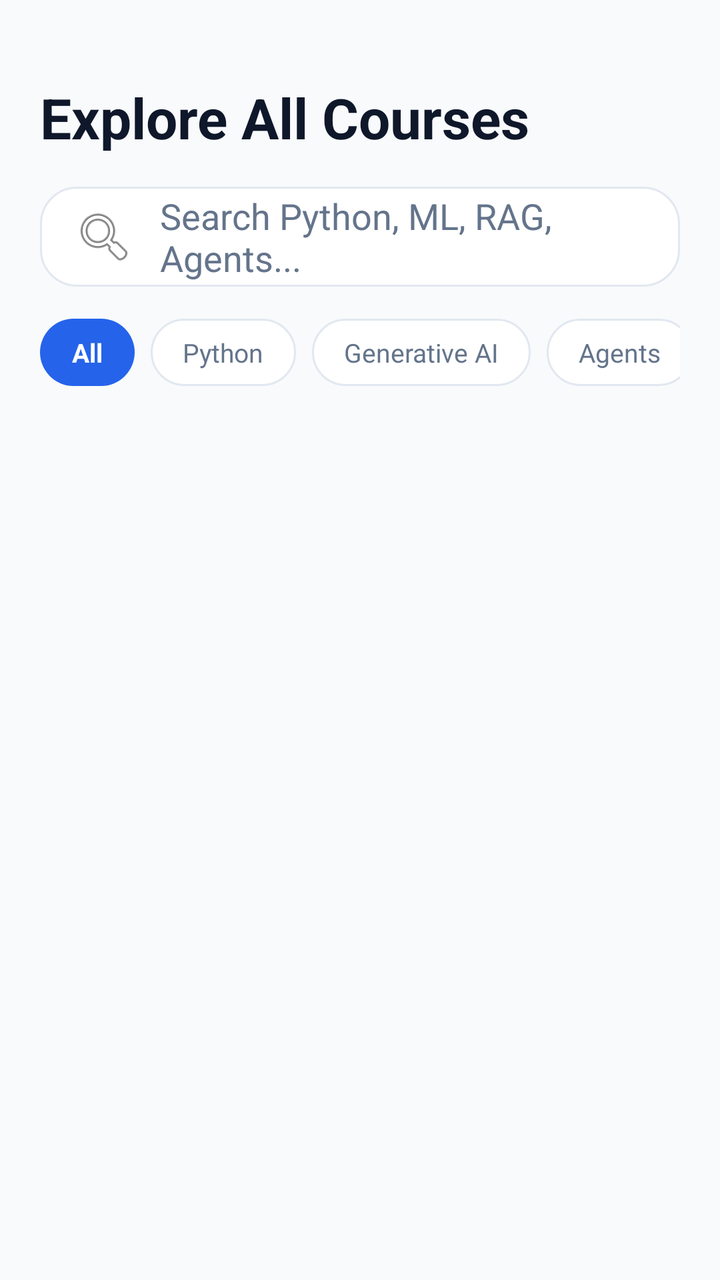
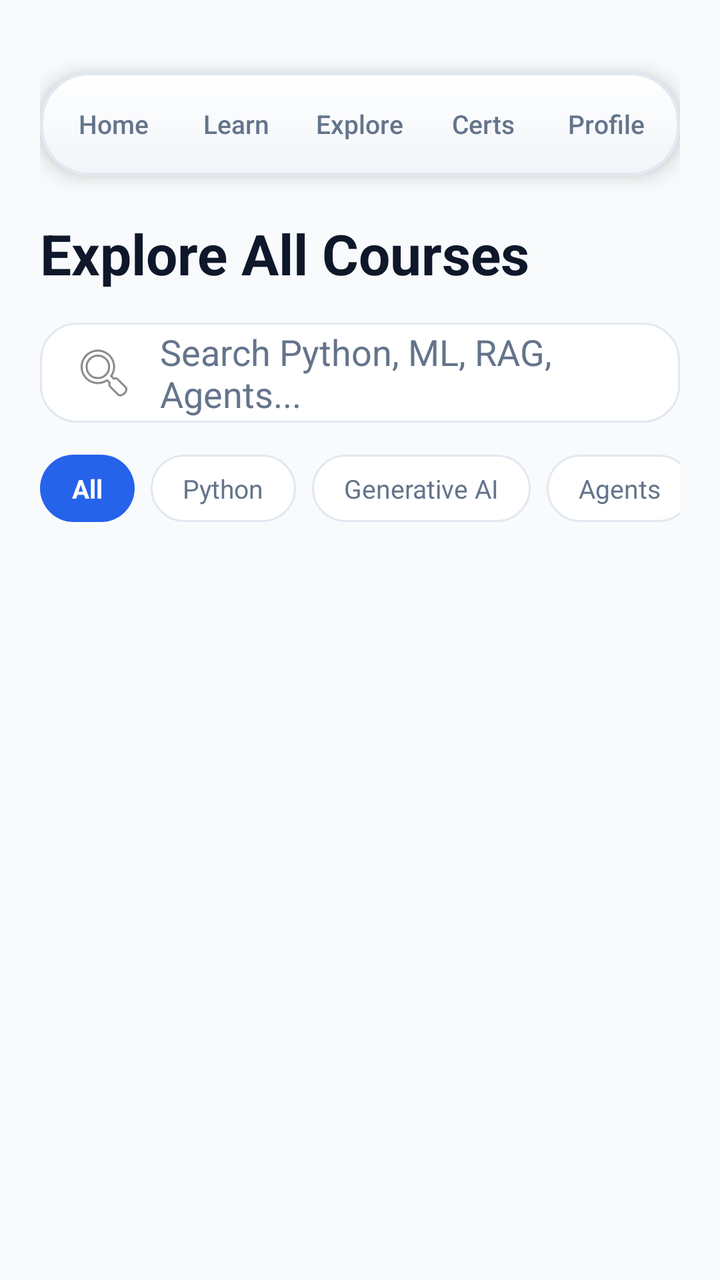

The first picture is an Android layout as it rendered before a commit; the second is the same layout after the commit. The layout source and the unified diff follow.
<!-- AndroidManifest.xml: application theme Theme.CertifAI -->
<!-- res/layout/fragment_explore.xml -->
<?xml version="1.0" encoding="utf-8"?>
<androidx.constraintlayout.widget.ConstraintLayout xmlns:android="http://schemas.android.com/apk/res/android"
    xmlns:app="http://schemas.android.com/apk/res-auto"
    xmlns:tools="http://schemas.android.com/tools"
    android:layout_width="match_parent"
    android:layout_height="match_parent"
    android:background="@color/bg_light"
    android:padding="20dp">

    <TextView
        android:id="@+id/tvTitle"
        android:layout_width="0dp"
        android:layout_height="wrap_content"
        android:layout_marginTop="20dp"
        android:text="Explore All Courses"
        android:textColor="@color/text_primary_light"
        android:textSize="28sp"
        android:textStyle="bold"
        app:layout_constraintEnd_toEndOf="parent"
        app:layout_constraintStart_toStartOf="parent"
        app:layout_constraintTop_toTopOf="parent" />

    <EditText
        android:id="@+id/etSearch"
        android:layout_width="0dp"
        android:layout_height="50dp"
        android:layout_marginTop="16dp"
        android:autofillHints="name"
        android:background="@drawable/bg_card_surface"
        android:drawableStart="@android:drawable/ic_menu_search"
        android:drawablePadding="12dp"
        android:hint="Search Python, ML, RAG, Agents..."
        android:paddingHorizontal="16dp"
        android:textColor="@color/text_primary_light"
        android:textColorHint="@color/text_secondary_light"
        app:layout_constraintEnd_toEndOf="parent"
        app:layout_constraintStart_toStartOf="parent"
        app:layout_constraintTop_toBottomOf="@id/tvTitle" />

    <HorizontalScrollView
        android:id="@+id/hsvFilters"
        android:layout_width="0dp"
        android:layout_height="wrap_content"
        android:layout_marginTop="16dp"
        android:scrollbars="none"
        app:layout_constraintEnd_toEndOf="parent"
        app:layout_constraintStart_toStartOf="parent"
        app:layout_constraintTop_toBottomOf="@id/etSearch">

        <LinearLayout
            android:layout_width="wrap_content"
            android:layout_height="wrap_content"
            android:orientation="horizontal">

            <TextView
                android:layout_width="wrap_content"
                android:layout_height="wrap_content"
                android:layout_marginEnd="8dp"
                android:background="@drawable/bg_chip_selected"
                android:paddingHorizontal="16dp"
                android:paddingVertical="8dp"
                android:text="All"
                android:textColor="@color/white"
                android:textSize="13sp"
                android:textStyle="bold" />

            <TextView
                android:layout_width="wrap_content"
                android:layout_height="wrap_content"
                android:layout_marginEnd="8dp"
                android:background="@drawable/bg_chip_unselected"
                android:paddingHorizontal="16dp"
                android:paddingVertical="8dp"
                android:text="Python"
                android:textColor="@color/text_secondary_light"
                android:textSize="13sp" />

            <TextView
                android:layout_width="wrap_content"
                android:layout_height="wrap_content"
                android:layout_marginEnd="8dp"
                android:background="@drawable/bg_chip_unselected"
                android:paddingHorizontal="16dp"
                android:paddingVertical="8dp"
                android:text="Generative AI"
                android:textColor="@color/text_secondary_light"
                android:textSize="13sp" />

            <TextView
                android:layout_width="wrap_content"
                android:layout_height="wrap_content"
                android:background="@drawable/bg_chip_unselected"
                android:paddingHorizontal="16dp"
                android:paddingVertical="8dp"
                android:text="Agents"
                android:textColor="@color/text_secondary_light"
                android:textSize="13sp" />

        </LinearLayout>
    </HorizontalScrollView>

    
    <androidx.recyclerview.widget.RecyclerView
        android:id="@+id/rvExploreCourses"
        android:layout_width="0dp"
        android:layout_height="0dp"
        android:layout_marginTop="16dp"
        android:clipToPadding="false"
        android:paddingBottom="24dp"
        app:layout_constraintBottom_toBottomOf="parent"
        app:layout_constraintEnd_toEndOf="parent"
        app:layout_constraintStart_toStartOf="parent"
        app:layout_constraintTop_toBottomOf="@id/hsvFilters"
        tools:listitem="@layout/item_course_carousel" />

</androidx.constraintlayout.widget.ConstraintLayout>
<!-- res/layout/item_course_carousel.xml (included above) -->
<?xml version="1.0" encoding="utf-8"?>
<androidx.cardview.widget.CardView xmlns:android="http://schemas.android.com/apk/res/android"
    xmlns:app="http://schemas.android.com/apk/res-auto"
    xmlns:tools="http://schemas.android.com/tools"
    android:layout_width="match_parent"
    android:layout_height="350dp"
    android:layout_marginHorizontal="16dp"
    android:layout_marginVertical="24dp"
    app:cardBackgroundColor="@color/surface_light"
    app:cardCornerRadius="28dp"
    app:cardElevation="8dp">

    <androidx.constraintlayout.widget.ConstraintLayout
        android:layout_width="match_parent"
        android:layout_height="match_parent"
        android:background="@drawable/bg_card_surface"
        android:padding="24dp">

        
        <TextView
            android:id="@+id/tvStageBadge"
            android:layout_width="wrap_content"
            android:layout_height="wrap_content"
            android:background="@drawable/bg_chip_selected"
            android:paddingHorizontal="14dp"
            android:paddingVertical="6dp"
            android:text="Stage 2 of 10"
            android:textColor="@color/white"
            android:textSize="12sp"
            android:textStyle="bold"
            app:layout_constraintStart_toStartOf="parent"
            app:layout_constraintTop_toTopOf="parent" />

        
        <TextView
            android:id="@+id/tvRating"
            android:layout_width="wrap_content"
            android:layout_height="wrap_content"
            android:background="#102563EB"
            android:paddingHorizontal="12dp"
            android:paddingVertical="6dp"
            android:text="★ 4.9"
            android:textColor="@color/electric_blue"
            android:textSize="12sp"
            android:textStyle="bold"
            app:layout_constraintEnd_toEndOf="parent"
            app:layout_constraintTop_toTopOf="parent" />

        
        <TextView
            android:id="@+id/tvCourseTitle"
            android:layout_width="0dp"
            android:layout_height="wrap_content"
            android:layout_marginTop="20dp"
            android:text="Python for AI &amp; Automation"
            android:textColor="@color/text_primary_light"
            android:textSize="24sp"
            android:textStyle="bold"
            app:layout_constraintEnd_toEndOf="parent"
            app:layout_constraintStart_toStartOf="parent"
            app:layout_constraintTop_toBottomOf="@id/tvStageBadge" />

        
        <LinearLayout
            android:id="@+id/llMetadata"
            android:layout_width="0dp"
            android:layout_height="wrap_content"
            android:layout_marginTop="12dp"
            android:orientation="horizontal"
            app:layout_constraintEnd_toEndOf="parent"
            app:layout_constraintStart_toStartOf="parent"
            app:layout_constraintTop_toBottomOf="@id/tvCourseTitle">

            <TextView
                android:id="@+id/tvCategory"
                android:layout_width="wrap_content"
                android:layout_height="wrap_content"
                android:layout_marginEnd="8dp"
                android:background="#102563EB"
                android:paddingHorizontal="10dp"
                android:paddingVertical="4dp"
                android:text="Python"
                android:textColor="@color/electric_blue"
                android:textSize="12sp"
                android:textStyle="bold" />

            <TextView
                android:id="@+id/tvLevel"
                android:layout_width="wrap_content"
                android:layout_height="wrap_content"
                android:layout_marginEnd="8dp"
                android:background="@color/border_light"
                android:paddingHorizontal="10dp"
                android:paddingVertical="4dp"
                android:text="Beginner"
                android:textColor="@color/text_secondary_light"
                android:textSize="12sp" />

            <TextView
                android:id="@+id/tvDuration"
                android:layout_width="wrap_content"
                android:layout_height="wrap_content"
                android:background="@color/border_light"
                android:paddingHorizontal="10dp"
                android:paddingVertical="4dp"
                android:text="12 Hours"
                android:textColor="@color/text_secondary_light"
                android:textSize="12sp" />
        </LinearLayout>

        
        <TextView
            android:id="@+id/tvDescription"
            android:layout_width="0dp"
            android:layout_height="wrap_content"
            android:layout_marginTop="16dp"
            android:ellipsize="end"
            android:maxLines="3"
            android:text="Master Python fundamentals, modules, functions, API calls, and automated scripting designed specifically for AI workflows."
            android:textColor="@color/text_secondary_light"
            android:textSize="14sp"
            app:layout_constraintEnd_toEndOf="parent"
            app:layout_constraintStart_toStartOf="parent"
            app:layout_constraintTop_toBottomOf="@id/llMetadata" />

        
        <LinearLayout
            android:id="@+id/llProgress"
            android:layout_width="0dp"
            android:layout_height="wrap_content"
            android:layout_marginTop="20dp"
            android:orientation="vertical"
            app:layout_constraintEnd_toEndOf="parent"
            app:layout_constraintStart_toStartOf="parent"
            app:layout_constraintTop_toBottomOf="@id/tvDescription">

            <LinearLayout
                android:layout_width="match_parent"
                android:layout_height="wrap_content"
                android:orientation="horizontal">

                <TextView
                    android:layout_width="0dp"
                    android:layout_height="wrap_content"
                    android:layout_weight="1"
                    android:text="Course Progress"
                    android:textColor="@color/text_secondary_light"
                    android:textSize="12sp" />

                <TextView
                    android:id="@+id/tvProgressPercent"
                    android:layout_width="wrap_content"
                    android:layout_height="wrap_content"
                    android:text="65%"
                    android:textColor="@color/electric_blue"
                    android:textSize="12sp"
                    android:textStyle="bold" />
            </LinearLayout>

            <ProgressBar
                android:id="@+id/pbProgress"
                style="@android:style/Widget.ProgressBar.Horizontal"
                android:layout_width="match_parent"
                android:layout_height="8dp"
                android:layout_marginTop="6dp"
                android:max="100"
                android:progress="65"
                android:progressDrawable="@drawable/bg_primary_button" />
        </LinearLayout>

        
        <Button
            android:id="@+id/btnStartCourse"
            android:layout_width="0dp"
            android:layout_height="52dp"
            android:background="@drawable/bg_primary_button"
            android:text="▶  Resume Learning"
            android:textAllCaps="false"
            android:textColor="@color/white"
            android:textSize="16sp"
            android:textStyle="bold"
            app:backgroundTint="@null"
            app:layout_constraintBottom_toBottomOf="parent"
            app:layout_constraintEnd_toEndOf="parent"
            app:layout_constraintStart_toStartOf="parent" />

    </androidx.constraintlayout.widget.ConstraintLayout>
</androidx.cardview.widget.CardView>
<!-- resources referenced by this layout -->
<resources>
  <color name="bg_light">#F8FAFC</color>
  <color name="border_light">#E2E8F0</color>
  <color name="electric_blue">#2563EB</color>
  <color name="surface_light">#FFFFFF</color>
  <color name="text_primary_light">#0F172A</color>
  <color name="text_secondary_light">#64748B</color>
  <color name="white">#FFFFFFFF</color>
  <!-- drawable bg_card_surface (drawable) -->
  <?xml version="1.0" encoding="utf-8"?>
  <shape xmlns:android="http://schemas.android.com/apk/res/android"
      android:shape="rectangle">
      <solid android:color="@color/surface_light" />
      <corners android:radius="18dp" />
      <stroke
          android:width="1dp"
          android:color="@color/border_light" />
  </shape>
  <!-- drawable bg_chip_selected (drawable) -->
  <?xml version="1.0" encoding="utf-8"?>
  <shape xmlns:android="http://schemas.android.com/apk/res/android"
      android:shape="rectangle">
      <solid android:color="@color/electric_blue" />
      <corners android:radius="20dp" />
  </shape>
  <!-- drawable bg_chip_unselected (drawable) -->
  <?xml version="1.0" encoding="utf-8"?>
  <shape xmlns:android="http://schemas.android.com/apk/res/android"
      android:shape="rectangle">
      <solid android:color="@color/surface_light" />
      <stroke
          android:width="1dp"
          android:color="@color/border_light" />
      <corners android:radius="20dp" />
  </shape>
  <!-- drawable bg_primary_button (drawable) -->
  <?xml version="1.0" encoding="utf-8"?>
  <shape xmlns:android="http://schemas.android.com/apk/res/android"
      android:shape="rectangle">
      <gradient
          android:angle="45"
          android:endColor="@color/cyan_accent"
          android:startColor="@color/electric_blue" />
      <corners android:radius="16dp" />
  </shape>
  <style name="Theme.CertifAI" parent="Base.Theme.CertifAI" />
  <color name="cyan_accent">#06B6D4</color>
  <style name="Base.Theme.CertifAI" parent="Theme.Material3.DayNight.NoActionBar">
          <item name="colorPrimary">@color/electric_blue</item>
          <item name="colorOnPrimary">@color/white</item>
          <item name="colorSecondary">@color/cyan_accent</item>
          <item name="android:statusBarColor">@color/bg_light</item>
          <item name="android:windowLightStatusBar">true</item>
          <item name="android:windowBackground">@color/bg_light</item>
      </style>
</resources>

<!-- the commit's change to res/layout/fragment_explore.xml (unified diff, before → after) -->
@@ -7,6 +7,16 @@
     android:background="@color/bg_light"
     android:padding="20dp">
 
+    <include
+        android:id="@+id/includeTopNav"
+        layout="@layout/view_top_nav"
+        android:layout_width="0dp"
+        android:layout_height="52dp"
+        android:layout_marginTop="16dp"
+        app:layout_constraintEnd_toEndOf="parent"
+        app:layout_constraintStart_toStartOf="parent"
+        app:layout_constraintTop_toTopOf="parent" />
+
     <TextView
         android:id="@+id/tvTitle"
         android:layout_width="0dp"
@@ -18,7 +28,7 @@
         android:textStyle="bold"
         app:layout_constraintEnd_toEndOf="parent"
         app:layout_constraintStart_toStartOf="parent"
-        app:layout_constraintTop_toTopOf="parent" />
+        app:layout_constraintTop_toBottomOf="@id/includeTopNav" />
 
     <EditText
         android:id="@+id/etSearch"
@@ -114,6 +124,73 @@
         tools:listitem="@layout/item_course_carousel" />
 
 </androidx.constraintlayout.widget.ConstraintLayout>
+<!-- res/layout/view_top_nav.xml (included above) -->
+<?xml version="1.0" encoding="utf-8"?>
+<LinearLayout xmlns:android="http://schemas.android.com/apk/res/android"
+    android:id="@+id/llTopNavTabs"
+    android:layout_width="match_parent"
+    android:layout_height="52dp"
+    android:background="@drawable/bg_glossy_surface"
+    android:elevation="6dp"
+    android:gravity="center"
+    android:orientation="horizontal"
+    android:padding="6dp">
+
+    <TextView
+        android:id="@+id/tabHome"
+        android:layout_width="0dp"
+        android:layout_height="match_parent"
+        android:layout_weight="1"
+        android:fontFamily="sans-serif-medium"
+        android:gravity="center"
+        android:text="Home"
+        android:textColor="@color/text_secondary_light"
+        android:textSize="13sp" />
+
+    <TextView
+        android:id="@+id/tabLearn"
+        android:layout_width="0dp"
+        android:layout_height="match_parent"
+        android:layout_weight="1"
+        android:fontFamily="sans-serif-medium"
+        android:gravity="center"
+        android:text="Learn"
+        android:textColor="@color/text_secondary_light"
+        android:textSize="13sp" />
+
+    <TextView
+        android:id="@+id/tabExplore"
+        android:layout_width="0dp"
+        android:layout_height="match_parent"
+        android:layout_weight="1"
+        android:fontFamily="sans-serif-medium"
+        android:gravity="center"
+        android:text="Explore"
+        android:textColor="@color/text_secondary_light"
+        android:textSize="13sp" />
+
+    <TextView
+        android:id="@+id/tabCertificates"
+        android:layout_width="0dp"
+        android:layout_height="match_parent"
+        android:layout_weight="1"
+        android:fontFamily="sans-serif-medium"
+        android:gravity="center"
+        android:text="Certs"
+        android:textColor="@color/text_secondary_light"
+        android:textSize="13sp" />
+
+    <TextView
+        android:id="@+id/tabProfile"
+        android:layout_width="0dp"
+        android:layout_height="match_parent"
+        android:layout_weight="1"
+        android:fontFamily="sans-serif-medium"
+        android:gravity="center"
+        android:text="Profile"
+        android:textColor="@color/text_secondary_light"
+        android:textSize="13sp" />
+</LinearLayout>
 <!-- res/layout/item_course_carousel.xml (included above) -->
 <?xml version="1.0" encoding="utf-8"?>
 <androidx.cardview.widget.CardView xmlns:android="http://schemas.android.com/apk/res/android"
<!-- resource entries referenced after the edit -->
@@ -34,6 +34,20 @@
           android:color="@color/border_light" />
       <corners android:radius="20dp" />
   </shape>
+  <!-- drawable bg_glossy_surface (drawable) -->
+  <?xml version="1.0" encoding="utf-8"?>
+  <shape xmlns:android="http://schemas.android.com/apk/res/android"
+      android:shape="rectangle">
+      <gradient
+          android:angle="270"
+          android:endColor="#F1F5F9"
+          android:startColor="#FFFFFF"
+          android:type="linear" />
+      <corners android:radius="24dp" />
+      <stroke
+          android:width="1.5dp"
+          android:color="#E2E8F0" />
+  </shape>
   <!-- drawable bg_primary_button (drawable) -->
   <?xml version="1.0" encoding="utf-8"?>
   <shape xmlns:android="http://schemas.android.com/apk/res/android"
